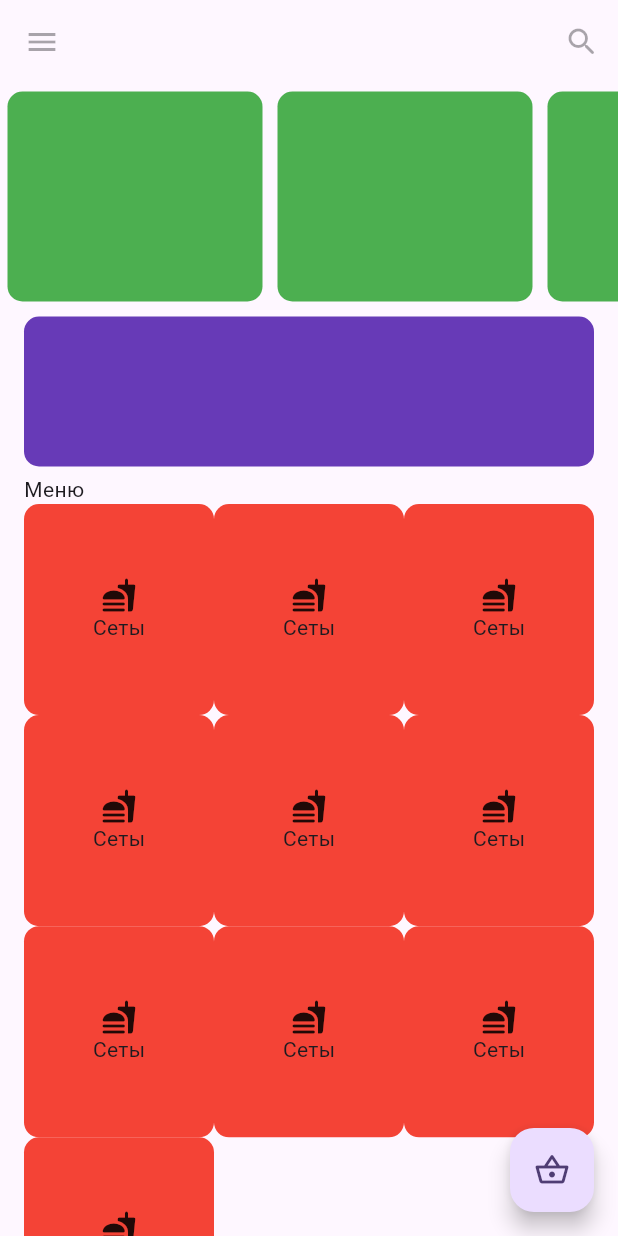
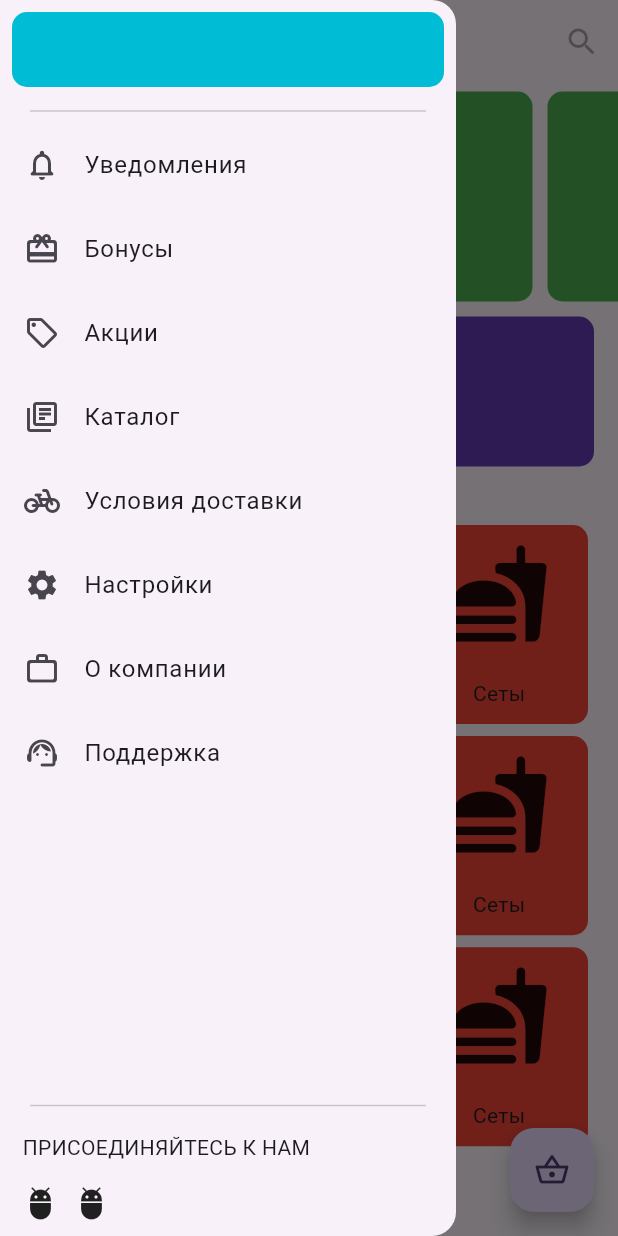
Before and after one commit to ComputerHakka/Food_Delivery, a Flutter app: the screen it shows after launch, with the side drawer open (before the commit the screen has no drawer), on a phone screen of 412 x 824 dp. Run offline on Flutter 3.47's test engine with Material 3 defaults, Android fonts, the phone set to English and light mode, and no system bars.

Commit message:
added first version of drawer

```diff
--- a/lib/features/food_delivery/presentation/screens/main/main_screen.dart
+++ b/lib/features/food_delivery/presentation/screens/main/main_screen.dart
@@ -6,17 +6,15 @@ class MainScreen extends StatelessWidget {
   @override
   Widget build(BuildContext context) {
     return Scaffold(
+      drawer: const DrawerMenuWidget(),
       appBar: AppBar(
-        leading: const IconButton(
-          onPressed: null,
-          icon: Icon(Icons.menu),
-        ),
         actions: const [
           IconButton(
             onPressed: null,
             icon: Icon(Icons.search_rounded),
           ),
         ],
+        scrolledUnderElevation: 0,
       ),
       floatingActionButton: FloatingActionButton(
         onPressed: () {},
@@ -56,6 +54,7 @@ class MainScreen extends StatelessWidget {
                 children: [
                   const Text('Меню'),
                   GridView(
+                    padding: const EdgeInsets.symmetric(vertical: 10),
                     shrinkWrap: true,
                     physics: const NeverScrollableScrollPhysics(),
                     gridDelegate:
@@ -86,6 +85,98 @@ class MainScreen extends StatelessWidget {
   }
 }
 
+class DrawerMenuWidget extends StatelessWidget {
+  const DrawerMenuWidget({
+    super.key,
+  });
+
+  @override
+  Widget build(BuildContext context) {
+    return Drawer(
+      child: Column(
+        children: [
+          Padding(
+            padding: const EdgeInsets.all(8.0),
+            child: Ink(
+              width: double.infinity,
+              height: 50,
+              decoration: BoxDecoration(
+                borderRadius: BorderRadius.circular(10),
+                color: Colors.cyan,
+              ),
+            ),
+          ),
+          const Padding(
+            padding: EdgeInsets.symmetric(horizontal: 20),
+            child: Divider(),
+          ),
+          Expanded(
+            child: ListView(
+              physics: const NeverScrollableScrollPhysics(),
+              children: const [
+                ListTile(
+                  title: Text('Уведомления'),
+                  leading: Icon(Icons.notifications_none_rounded),
+                ),
+                ListTile(
+                  title: Text('Бонусы'),
+                  leading: Icon(Icons.wallet_giftcard_rounded),
+                ),
+                ListTile(
+                  title: Text('Акции'),
+                  leading: Icon(Icons.sell_outlined),
+                ),
+                ListTile(
+                  title: Text('Каталог'),
+                  leading: Icon(Icons.my_library_books_outlined),
+                ),
+                ListTile(
+                  title: Text('Условия доставки'),
+                  leading: Icon(Icons.pedal_bike_rounded),
+                ),
+                ListTile(
+                  title: Text('Настройки'),
+                  leading: Icon(Icons.settings),
+                ),
+                ListTile(
+                  title: Text('О компании'),
+                  leading: Icon(Icons.work_outline_rounded),
+                ),
+                ListTile(
+                  title: Text('Поддержка'),
+                  leading: Icon(Icons.support_agent_rounded),
+                ),
+              ],
+            ),
+          ),
+          const Padding(
+            padding: EdgeInsets.symmetric(horizontal: 20),
+            child: Divider(),
+          ),
+          const Padding(
+            padding: EdgeInsets.symmetric(horizontal: 15, vertical: 10),
+            child: Column(
+              mainAxisAlignment: MainAxisAlignment.spaceEvenly,
+              crossAxisAlignment: CrossAxisAlignment.start,
+              children: [
+                Text('ПРИСОЕДИНЯЙТЕСЬ К НАМ'),
+                SizedBox(height: 15),
+                Row(
+                  children: [
+                    Icon(Icons.adb_rounded),
+                    SizedBox(width: 10),
+                    Icon(Icons.adb_rounded),
+                  ],
+                )
+              ],
+            ),
+          )
+        ],
+      ),
+    );
+  }
+}
+
 class AdBannerWidget extends StatelessWidget {
   const AdBannerWidget({super.key});
 
@@ -107,7 +198,9 @@ class MenuCategoryWidget extends StatelessWidget {
 
   @override
   Widget build(BuildContext context) {
-    return Ink(
+    return Padding(
+      padding: const EdgeInsets.all(4.0),
+      child: Ink(
         decoration: BoxDecoration(
           color: Colors.red,
           borderRadius: BorderRadius.circular(10),
@@ -116,11 +209,15 @@ class MenuCategoryWidget extends StatelessWidget {
           borderRadius: BorderRadius.circular(10),
           onTap: () {},
           child: const Column(
-          mainAxisAlignment: MainAxisAlignment.center,
+            mainAxisAlignment: MainAxisAlignment.spaceAround,
             children: [
-            Icon(Icons.fastfood_rounded),
+              Icon(
+                Icons.fastfood_rounded,
+                size: 70,
+              ),
               Text('Сеты'),
             ],
+          ),
         ),
       ),
     );
```
Lines whose indentation alone changed are shown as unchanged.
